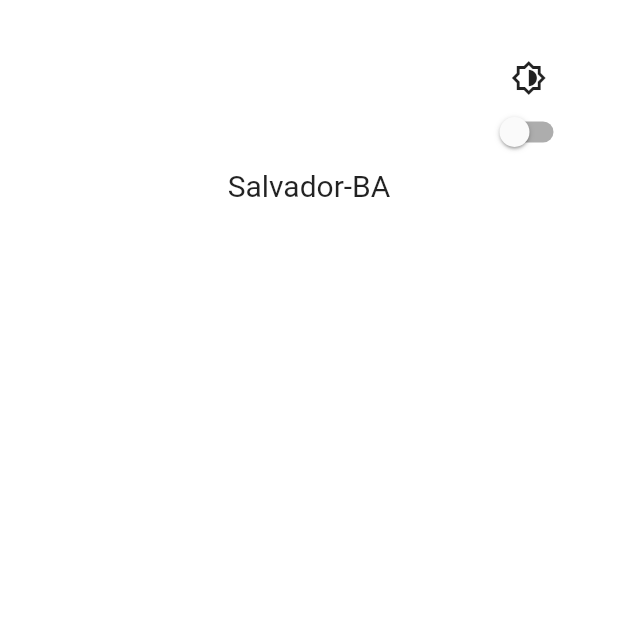
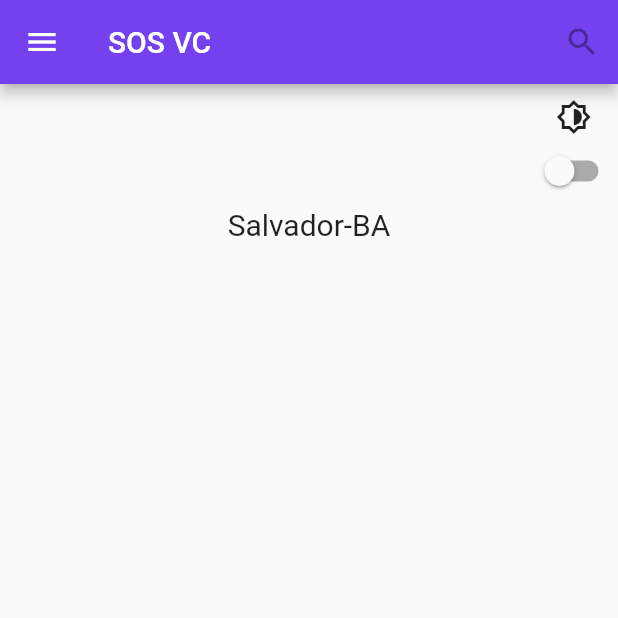
Before and after one commit to yajaluz/sos_vc, a Flutter app: the MyApp screen opened directly, on a phone screen of 412 x 824 dp, the top half of it. Run offline on Flutter 3.47's test engine with Material 2 defaults, Android fonts, the phone set to English and light mode, and no system bars; our stand-ins replace brasil_fields, cloud_firestore, file_picker, firebase_auth, firebase_core, firebase_storage and 4 more; accounts and stored records are empty; network calls fail; Roboto replaces fonts that are missing (Cantarell).

Commit message:
add pagina index

```diff
--- a/lib/app/ui/auth/login.dart
+++ b/lib/app/ui/auth/login.dart
@@ -130,7 +130,7 @@ class LoginPage extends State<LoginWidget> {
                       _context = context;
                       SignIn();
                     },
-                    child: Text(
+                    child: const Text(
                       'Entrar',
                       style: TextStyle(
                         color: Color(0xFF7540EE),
--- a/lib/app/ui/initial/index.dart
+++ b/lib/app/ui/initial/index.dart
@@ -4,22 +4,74 @@ import 'package:font_awesome_flutter/font_awesome_flutter.dart';
 import 'package:sos_vc/app/ui/initial/resume.dart';
 import 'package:sos_vc/app/ui/layout.dart';
 
-class IndexPage extends StatelessWidget {
+class IndexPageAux extends StatefulWidget {
   static String tag = '/index';
 
-  const IndexPage({Key? key}) : super(key: key);
+  const IndexPageAux({Key? key}) : super(key: key);
+
+  @override
+  IndexPage createState() => IndexPage();
+}
+
+class IndexPage extends State<IndexPageAux> {
+  // const IndexPage({Key? key}) : super(key: key);
 
   @override
   Widget build(BuildContext context) {
     final user = FirebaseAuth.instance.currentUser!;
+    var scaffoldKey = GlobalKey<ScaffoldState>();
 
-    return Layout.render(
-      // fab: null,
-      content: Column(
-        mainAxisAlignment: MainAxisAlignment.start,
-        // crossAxisAlignment: CrossAxisAlignment.end,
+    return MaterialApp(
+      debugShowCheckedModeBanner: false,
+      home: Scaffold(
+        key: scaffoldKey,
+        drawer: Drawer(
+          backgroundColor: Color.fromARGB(255, 110, 73, 197),
+          child: Column(
             children: <Widget>[
-          Center(
+              const UserAccountsDrawerHeader(
+                // currentAccountPicture: Image.network('../../../../assets/weather/default.png'),
+                accountName: Text('Dear'),
+                accountEmail: Text(''),
+              ),
+              ListTile(
+                title: const Text('Teste1'),
+                onTap: () => print('object'),
+              ),
+              ListTile(
+                title: const Text('Teste2'),
+                onTap: () => print('object'),
+              ),
+              // ListTile(title: Text('Teste1)',)
+            ],
+          ),
+        ),
+        appBar: AppBar(
+          backgroundColor: Color(0xFF7540EE),
+          leading: IconButton(
+            icon: Icon(Icons.menu),
+            tooltip: 'Navigation menu',
+            onPressed: () {
+              scaffoldKey.currentState?.openDrawer();
+              // if (scaffoldKey.currentState!.isDrawerOpen) {
+              //   scaffoldKey.currentState!.closeDrawer();
+              //   //close drawer, if drawer is open
+              // } else {
+              //   scaffoldKey.currentState!.openDrawer();
+              //   //open drawer, if drawer is closed
+              // }
+            },
+          ),
+          title: const Text('SOS VC'),
+          actions: const <Widget>[
+            IconButton(
+              onPressed: null,
+              icon: Icon(Icons.search),
+              tooltip: 'Search',
+            )
+          ],
+        ),
+        body: Center(
           child: Column(children: [
             ResumePage(
               cidade: 'Salvador-BA',
@@ -31,9 +83,9 @@ class IndexPage extends StatelessWidget {
             ),
           ]),
         ),
-          // Text("OI!"),
-        ],
       ),
     );
+    // );
+    // );
   }
 }
--- a/lib/app/ui/register/finger-face-authID.dart
+++ b/lib/app/ui/register/finger-face-authID.dart
@@ -64,7 +64,7 @@ class FingerFaceIDPage extends State<ResetPasswordPage> {
     if (isAutheticated) {
       Navigator.of(context).push(
         MaterialPageRoute(
-          builder: (context) => IndexPage(),
+          builder: (context) => IndexPageAux(),
         ),
       );
     }
--- a/lib/main.dart
+++ b/lib/main.dart
@@ -48,7 +48,7 @@ class Teste extends StatelessWidget {
         // AuxPage.tag: (_) => AuxPage(),
         ResetPasswordPage.tag: (_) => ResetPasswordPage(),
         NewPassPage.tag: (_) => NewPassPage(),
-        IndexPage.tag: (_) => const IndexPage(),
+        IndexPageAux.tag: (_) => const IndexPageAux(),
       },
     );
   }
@@ -72,7 +72,7 @@ class MyApp extends StatelessWidget {
                 child: Text('Algo saiu errado'),
               );
             } else if (snapshot.hasData) {
-              return const IndexPage();
+              return const IndexPageAux();
             } else {
               return const LoginWidget();
             }
```
Lines whose indentation alone changed are shown as unchanged.
